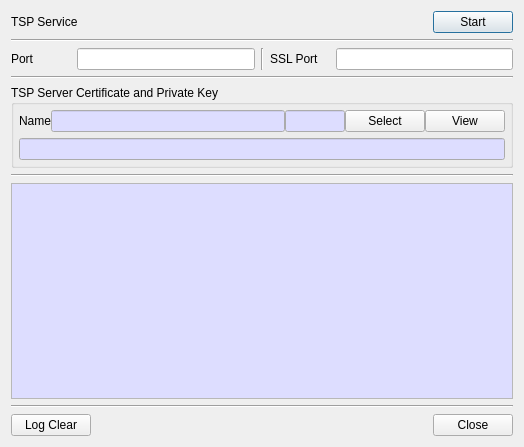
The window that CertMan/tsp_service_dlg.ui (jykim74/CertMan) describes before a commit, drawn with Qt 5.
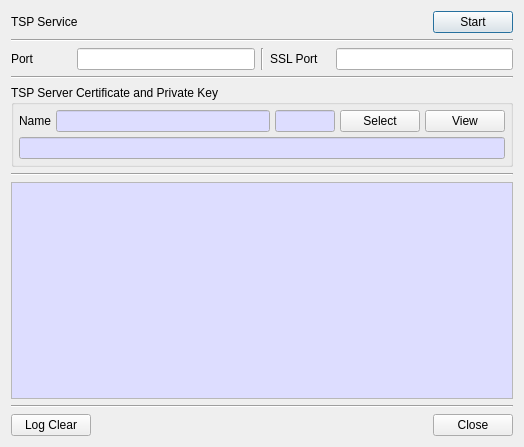
The same window after the commit.

```diff
--- a/CertMan/tsp_service_dlg.ui
+++ b/CertMan/tsp_service_dlg.ui
@@ -132,11 +132,14 @@
       <property name="bottomMargin">
        <number>5</number>
       </property>
-      <property name="horizontalSpacing">
+      <property name="spacing">
        <number>5</number>
       </property>
       <item row="0" column="0">
-       <layout class="QGridLayout" name="gridLayout_4">
+       <layout class="QGridLayout" name="gridLayout_6">
+        <property name="topMargin">
+         <number>0</number>
+        </property>
         <item row="0" column="3">
          <widget class="QPushButton" name="mSelectBtn">
           <property name="text">
```
Left out of the diff: 150 changed lines with no effect on the pictures.
